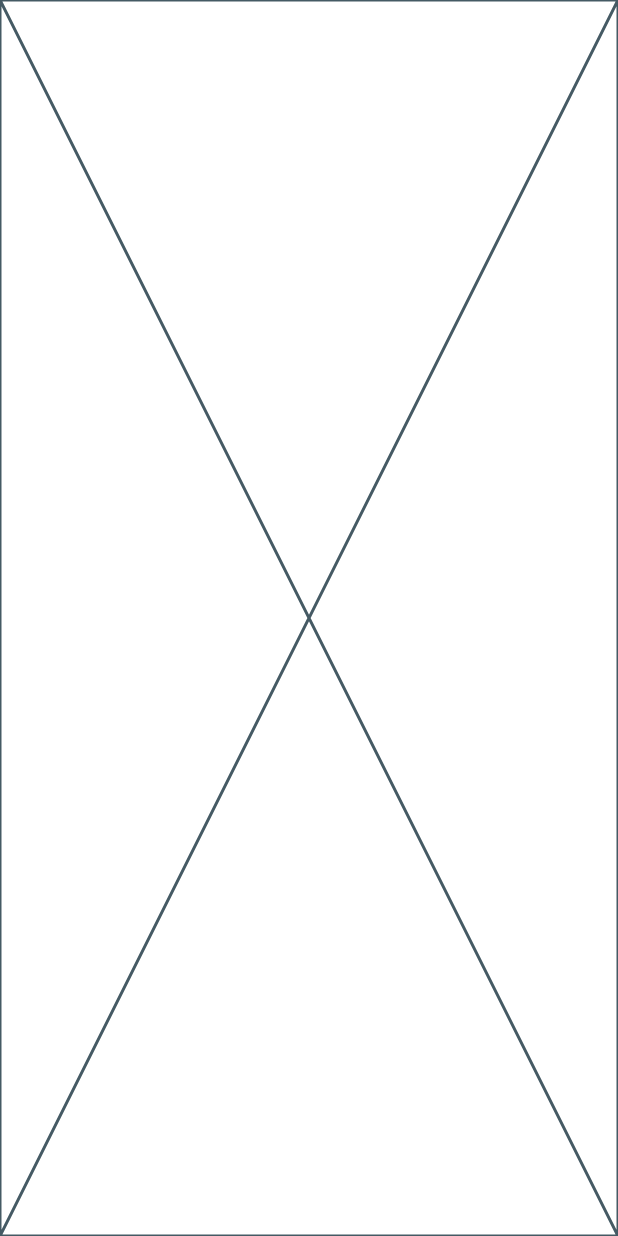
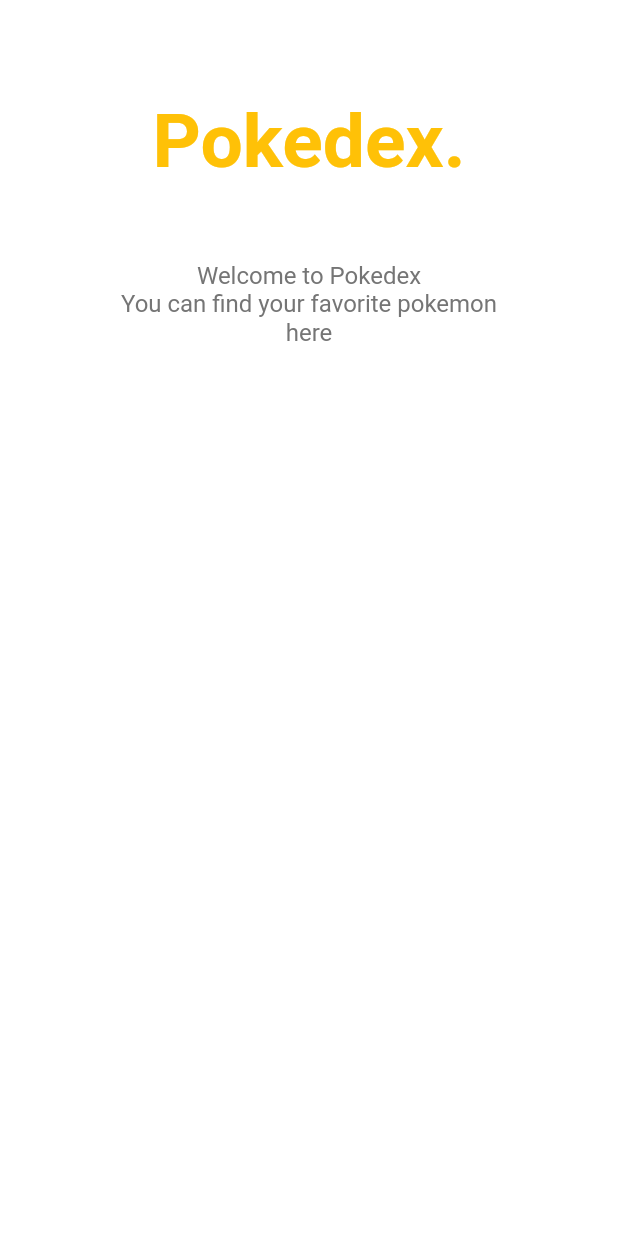
Before and after one commit to Tiarasekarsini/Exercise1_067, a Flutter app: the screen it shows after launch, on a phone screen of 412 x 824 dp. Run offline on Flutter 3.47's test engine with Material 2 defaults, Android fonts, the phone set to English and light mode, and no system bars.

Commit message:
menambahkan text

```diff
--- a/lib/welcome_page.dart
+++ b/lib/welcome_page.dart
@@ -5,6 +5,38 @@ class WelcomePage extends StatelessWidget {
 
   @override
   Widget build(BuildContext context) {
-    return const Placeholder();
+    return Scaffold(
+      backgroundColor: Colors.white,
+      body: Center(
+        child:Padding(
+          padding: const EdgeInsets.all(65),
+          child:Column(
+            children: [
+              Text(
+                'Pokedex.',
+                style: TextStyle(
+                  fontSize: 50,
+                  color: Colors.amber,
+                  fontWeight: FontWeight.bold,
+                ),
+              ),Container(
+                padding: const EdgeInsets.only(top: 50),
+                child: Column(
+                  children: [
+                    Text(
+                      'Welcome to Pokedex\nYou can find your favorite pokemon here',
+                      style: TextStyle(
+                        fontSize: 16,
+                        color: Colors.grey.shade600,
+                      ),textAlign: TextAlign.center,
+                    )
+                  ],
+                ),
+              )
+            ],
+          ),
+          )
+        )
+    );
   }
 }
```
